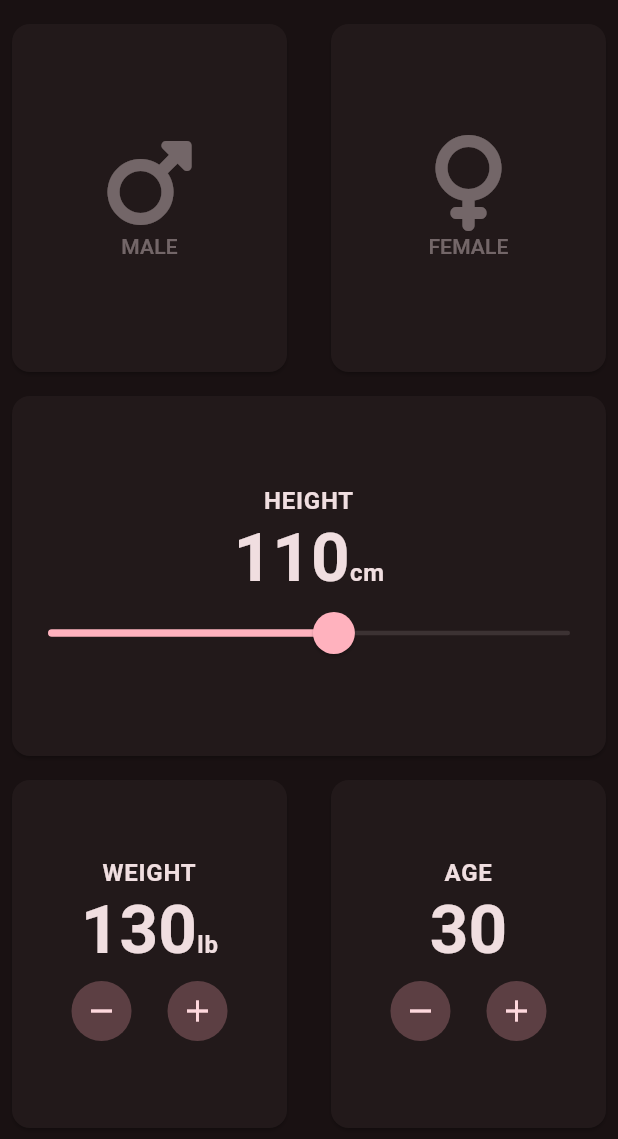
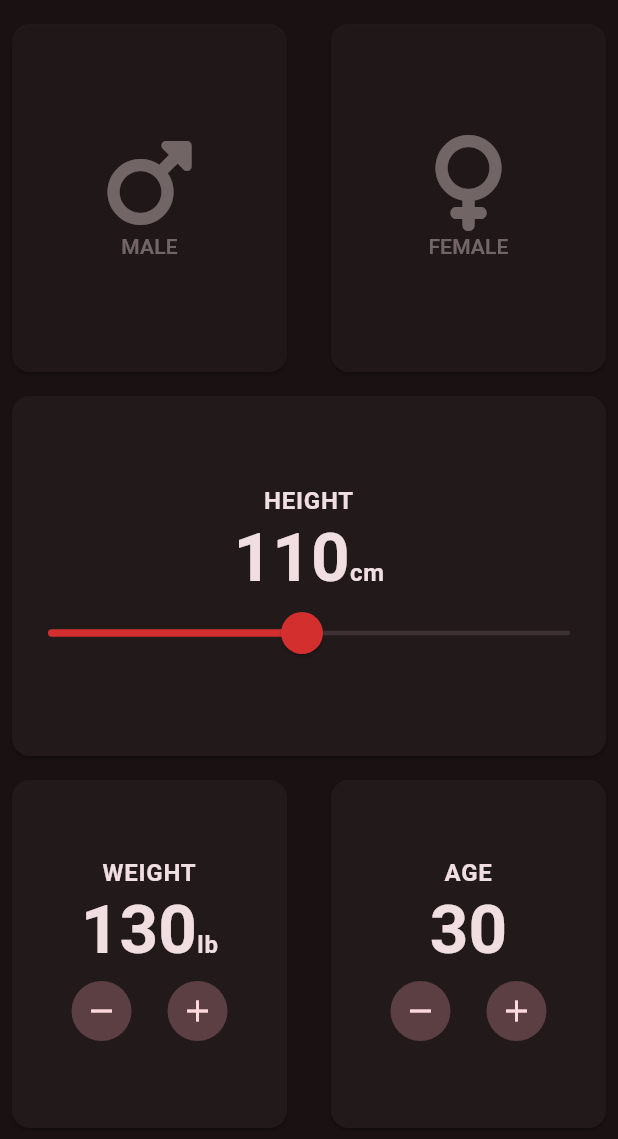
Before and after one commit to csarevalo/bmi-calculator, a Flutter app: the screen it shows after launch, on a phone screen of 412 x 824 dp, the part 84-1223 px from its top. Run offline on Flutter 3.47's test engine with Material 3 defaults, Android fonts, the phone set to English and light mode, and no system bars; our stand-ins replace font_awesome_flutter.

Commit message:
update to home screen content colors

```diff
--- a/lib/src/screens/home_screen.dart
+++ b/lib/src/screens/home_screen.dart
@@ -32,6 +32,9 @@ class HomeScreenContent extends StatefulWidget {
 
 class _HomeScreenContentState extends State<HomeScreenContent> {
   Gender selectedGender = Gender.none;
+  double height = 150; //cm
+  int weight = 130; //lb
+  int age = 30; //years
 
   @override
   Widget build(BuildContext context) {
@@ -64,7 +67,7 @@ class _HomeScreenContentState extends State<HomeScreenContent> {
         ),
         const HeightSliderCard(
           initValue: 110,
-          max: 200,
+          max: 225,
           min: 1,
           unit: 'cm',
         ),
--- a/lib/src/widgets/gender_card.dart
+++ b/lib/src/widgets/gender_card.dart
@@ -31,8 +31,14 @@ class GenderCard extends StatelessWidget {
       flex: 15,
       child: Card(
         margin: const EdgeInsets.fromLTRB(8.0, 16.0, 8.0, 8.0),
+        color: selected
+            ? buttomTheme.colorScheme!.surfaceContainer
+            : buttomTheme.colorScheme!.surfaceContainer.withAlpha(160),
         child: MaterialButton(
           onPressed: selected ? null : onTap,
+          shape: RoundedRectangleBorder(
+            borderRadius: BorderRadius.circular(12.0),
+          ),
           textColor: selected
               ? titleStyle.color
               : buttomTheme.colorScheme!.onSurface.withAlpha(100),
--- a/lib/src/widgets/height_slider_card.dart
+++ b/lib/src/widgets/height_slider_card.dart
@@ -20,8 +20,6 @@ class HeightSliderCard extends StatefulWidget {
 
 class _HeightSliderCardState extends State<HeightSliderCard> {
   late double _sliderValue;
-
-  int get currentValue => _sliderValue.toInt();
 
   @override
   void initState() {
@@ -71,17 +69,19 @@ class _HeightSliderCardState extends State<HeightSliderCard> {
             ),
             SliderTheme(
               data: SliderTheme.of(context).copyWith(
-                trackHeight: 3.0,
-                thumbShape: const RoundSliderThumbShape(enabledThumbRadius: 14),
-                overlayShape: const RoundSliderOverlayShape(overlayRadius: 24),
-                // activeTrackColor: Colors.red[700],
-                // thumbColor: Colors.red[700]
-              ),
+                  trackHeight: 3.0,
+                  thumbShape:
+                      const RoundSliderThumbShape(enabledThumbRadius: 14),
+                  overlayShape:
+                      const RoundSliderOverlayShape(overlayRadius: 24),
+                  activeTrackColor: Colors.red[700],
+                  thumbColor: Colors.red[700]),
               child: Slider(
                   value: _sliderValue,
                   max: widget.max,
                   min: widget.min,
                   onChanged: (newVal) {
+                    // TODO: Update height in app provider
                     setState(() {
                       _sliderValue = newVal;
                     });
```
